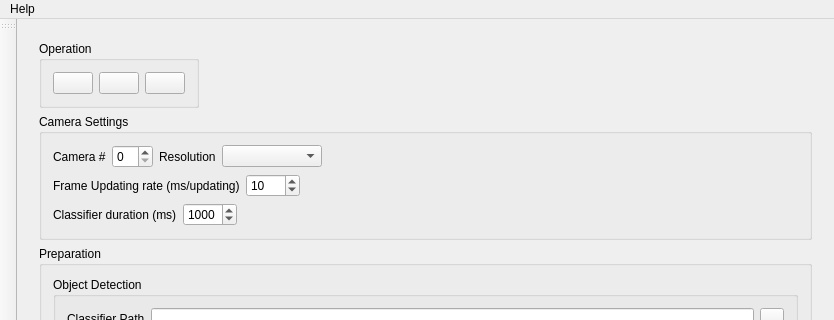
Old version of the form recognizer.ui in the repository windsice/Facial-Recognition; both pictures show x 0 to 834 and y 0 to 320 of the 834 by 970 pixel window.
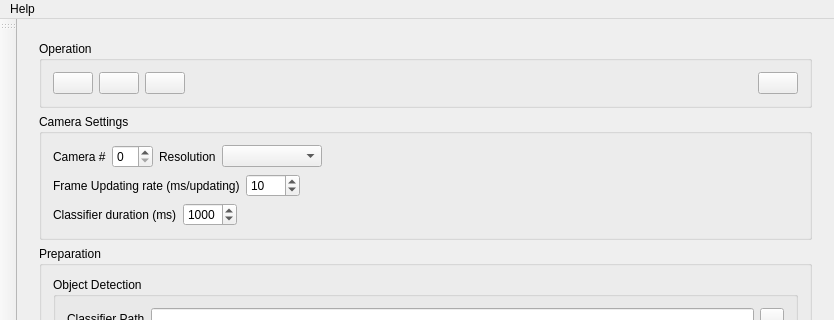
New version of the form. Icons and pictures are not drawn.

```diff
--- a/recognizer.ui
+++ b/recognizer.ui
@@ -35,7 +35,7 @@
         <item>
          <widget class="QGroupBox" name="groupBox_SelOp">
           <property name="sizePolicy">
-           <sizepolicy hsizetype="Fixed" vsizetype="Fixed">
+           <sizepolicy hsizetype="Expanding" vsizetype="Fixed">
             <horstretch>0</horstretch>
             <verstretch>0</verstretch>
            </sizepolicy>
@@ -130,6 +130,46 @@
                </property>
               </widget>
              </item>
+             <item>
+              <spacer name="horizontalSpacer_11">
+               <property name="orientation">
+                <enum>Qt::Horizontal</enum>
+               </property>
+               <property name="sizeHint" stdset="0">
+                <size>
+                 <width>40</width>
+                 <height>20</height>
+                </size>
+               </property>
+              </spacer>
+             </item>
+             <item>
+              <widget class="QPushButton" name="pushButton_XMLgeneration">
+               <property name="toolTip">
+                <string>Generate your own xml file for detection</string>
+               </property>
+               <property name="text">
+                <string/>
+               </property>
+               <property name="icon">
+                <iconset>
+                 <normalon>:/Main/icons/health-education-icon.png</normalon>
+                </iconset>
+               </property>
+               <property name="iconSize">
+                <size>
+                 <width>50</width>
+                 <height>50</height>
+                </size>
+               </property>
+               <property name="checkable">
+                <bool>true</bool>
+               </property>
+               <property name="autoExclusive">
+                <bool>true</bool>
+               </property>
+              </widget>
+             </item>
             </layout>
            </item>
           </layout>
```
